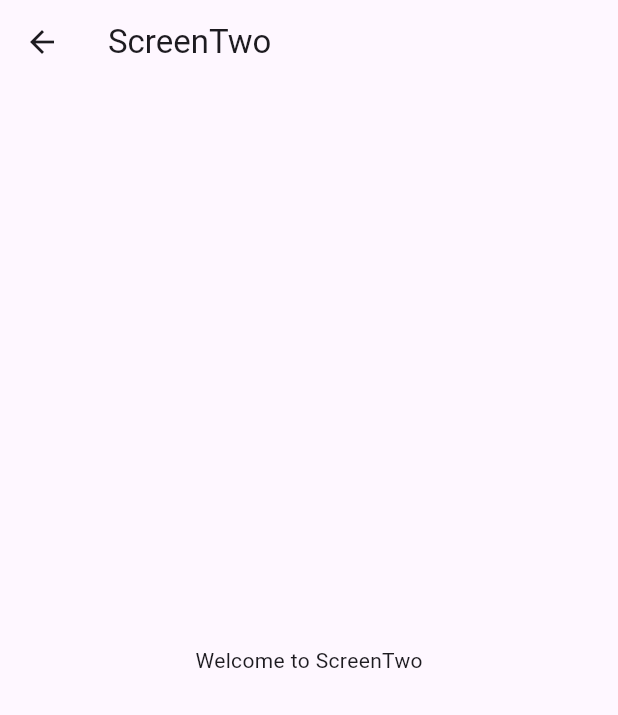
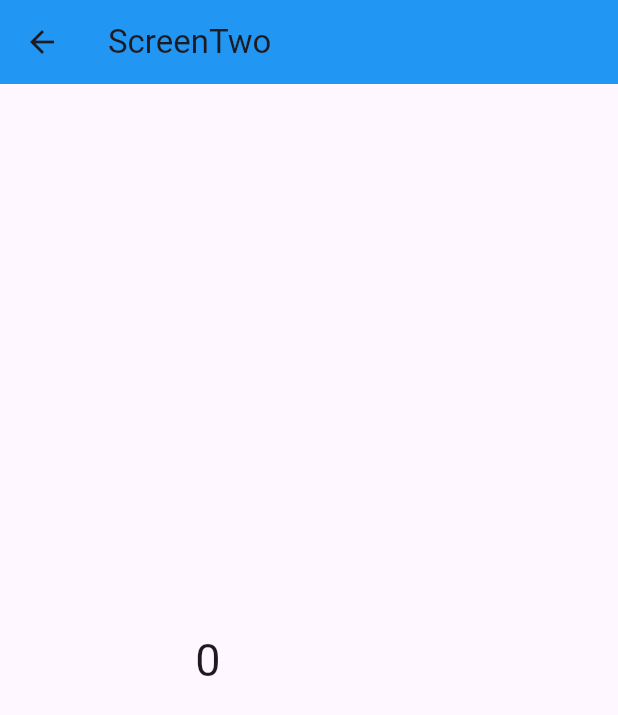
Before and after one commit to NouraSharif/GetX, a Flutter app: the ScreenTwo screen opened by its route, on a phone screen of 412 x 824 dp. Shown: the top 715 px of the screen. Run offline on Flutter 3.47's test engine with Material 3 defaults, Android fonts, the phone set to English and light mode, and no system bars; our stand-ins replace get.

```diff
--- a/lib/view/home.dart
+++ b/lib/view/home.dart
@@ -1,9 +1,10 @@
+import 'package:app1/view/screenone.dart';
 import 'package:flutter/material.dart';
 import 'package:get/get.dart';
 
 class Home extends StatelessWidget {
   const Home({super.key});
-
+  //final controller = Get.lazyPut(() => HomeController(), fenix: true);
   @override
   Widget build(BuildContext context) {
     return Scaffold(
@@ -19,7 +20,7 @@ class Home extends StatelessWidget {
             MaterialButton(
               color: Colors.blue,
               onPressed: () {
-                Get.toNamed('/screenone');
+                Get.to(() => ScreenOne());
               },
               child: Text('ScreenOne', style: TextStyle(color: Colors.white)),
             ),
--- a/lib/view/screentwo.dart
+++ b/lib/view/screentwo.dart
@@ -1,13 +1,40 @@
+import 'package:app1/controller/homecontroller.dart';
 import 'package:flutter/material.dart';
+import 'package:get/get.dart';
 
+// ignore: must_be_immutable
 class ScreenTwo extends StatelessWidget {
-  const ScreenTwo({super.key});
+  ScreenTwo({super.key});
+  final c = Get.lazyPut(() => HomeController());
+  HomeController controller = Get.find();
 
   @override
   Widget build(BuildContext context) {
     return Scaffold(
-      appBar: AppBar(title: const Text('ScreenTwo')),
-      body: const Center(child: Text('Welcome to ScreenTwo')),
+      appBar: AppBar(
+        title: const Text('ScreenTwo'),
+        backgroundColor: Colors.blue,
+      ),
+      body: Container(
+        padding: EdgeInsets.symmetric(horizontal: 130),
+        child: Column(
+          mainAxisAlignment: MainAxisAlignment.center,
+          children: [
+            Row(
+              children: [
+                GetBuilder<HomeController>(
+                  init: HomeController(),
+                  builder:
+                      (controller) => Text(
+                        "${controller.counter}",
+                        style: TextStyle(fontSize: 30),
+                      ),
+                ),
+              ],
+            ),
+          ],
+        ),
+      ),
     );
   }
 }
```
Also changed, not shown: lib/view/screenone.dart (+13 -11 lines).
